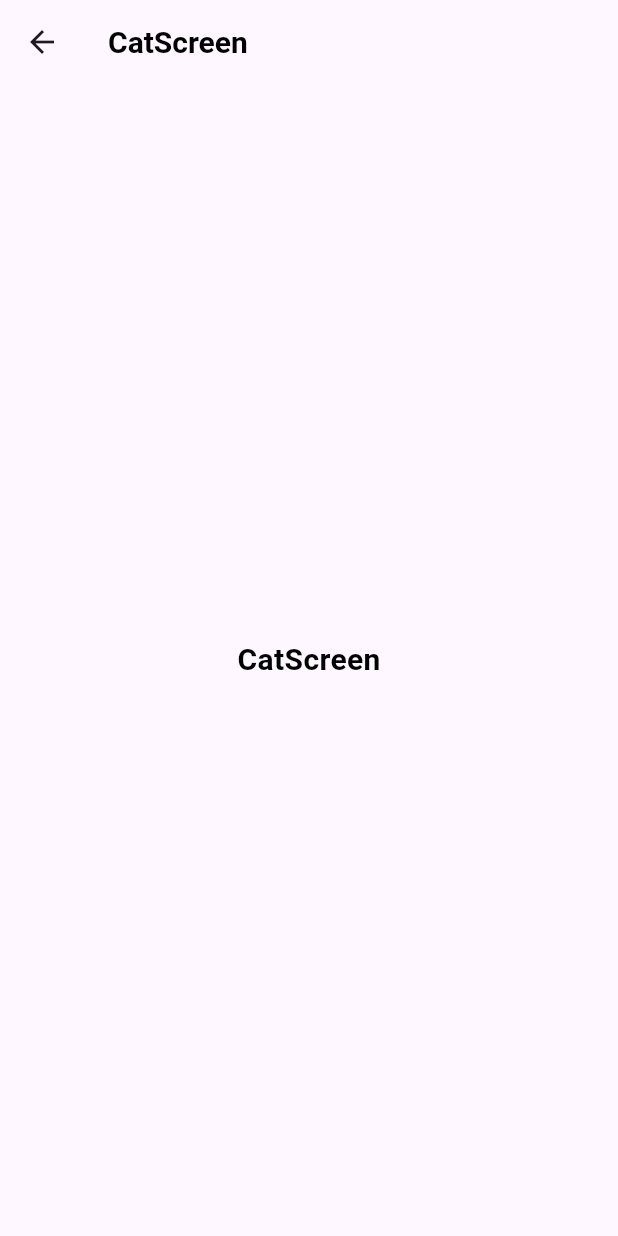
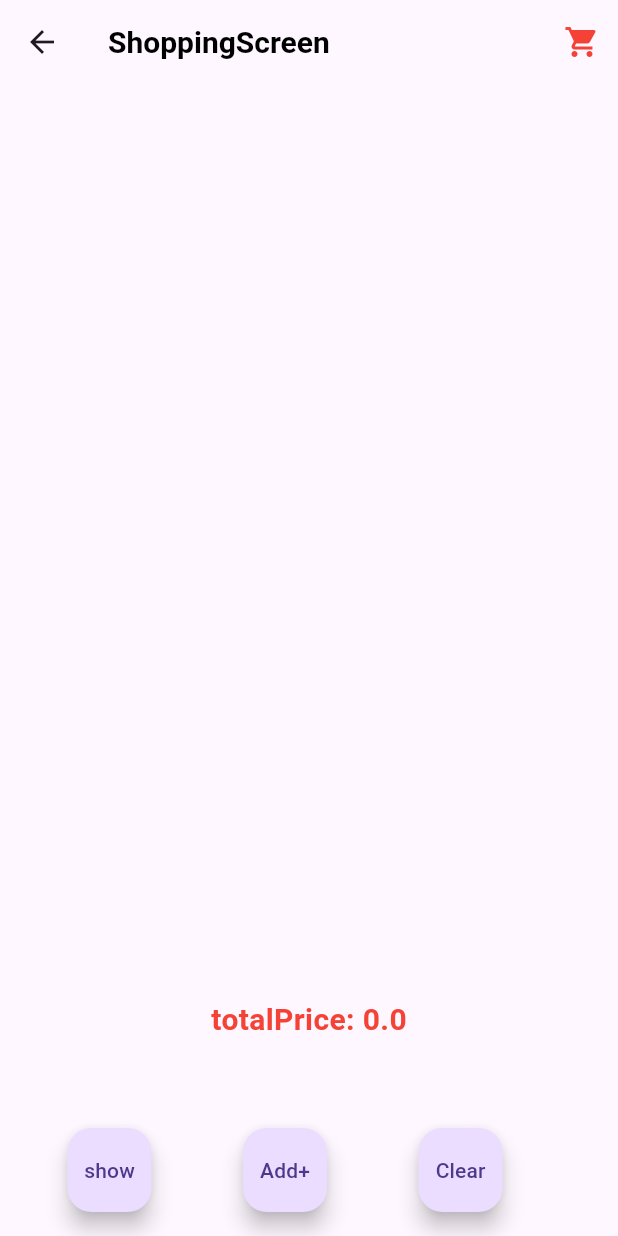
Before and after one commit to panmegatech/flutter_bloc_cubit, a Flutter app: the ShoppingScreen screen opened by its route, on a phone screen of 412 x 824 dp. Run offline on Flutter 3.47's test engine with Material 3 defaults, Android fonts, the phone set to English and light mode, and no system bars; our stand-ins replace equatable, flutter_bloc.

Commit message:
fix: cart tutorial bloc

```diff
--- /dev/null
+++ b/lib/bloc/cart/cart_bloc.dart
@@ -0,0 +1,58 @@
+import 'dart:async';
+
+import 'package:equatable/equatable.dart';
+import 'package:flutter_bloc/flutter_bloc.dart';
+import 'package:flutter_bloc_cubit/model/cart/cart_item.dart';
+
+part 'cart_event.dart';
+part 'cart_state.dart';
+
+class CartBloc extends Bloc<CartEvent, CartState> {
+  CartBloc()
+      : super(
+          const CartState(cartItem: [], totalPrice: 0, isLoading: false),
+        ) {
+    on<ShowCartEvent>(_handleShowCartEvent);
+    on<AddCartEvent>((event, emit) {
+      //todo Add cart
+    });
+    on<RemoveCartEvent>((event, emit) {
+      //todo Remove cart by id
+    });
+    on<ClearCartEvent>((event, emit) {
+      //todo clear or reset cart
+    });
+  }
+
+  Future<FutureOr<void>> _handleShowCartEvent(
+      ShowCartEvent event, Emitter<CartState> emit) async {
+    //todo loading. .
+    emit(state.copyWith(isLoading: true));
+    await Future.delayed(const Duration(milliseconds: 400));
+
+    //todo logic something
+
+    const List<CartItem> cartItem = [
+      CartItem(name: "apple", price: 20, quantity: 1),
+      CartItem(name: "banana", price: 30, quantity: 2),
+      CartItem(name: "carrot", price: 40, quantity: 3),
+    ];
+
+    emit(state.copyWith(
+      cartItem: cartItem,
+      isLoading: false,
+      totalPrice: _totalPrice(
+        cartItem: cartItem,
+      ),
+    ));
+  }
+
+  double _totalPrice({required List<CartItem> cartItem}) {
+    return cartItem.fold(
+      0,
+      (previousValue, element) {
+        return previousValue + (element.price * element.quantity);
+      },
+    );
+  }
+}
--- /dev/null
+++ b/lib/bloc/cart/cart_event.dart
@@ -0,0 +1,16 @@
+part of 'cart_bloc.dart';
+
+sealed class CartEvent extends Equatable {
+  const CartEvent();
+
+  @override
+  List<Object> get props => [];
+}
+
+class ShowCartEvent extends CartEvent {}
+
+class AddCartEvent extends CartEvent {}
+
+class RemoveCartEvent extends CartEvent {}
+
+class ClearCartEvent extends CartEvent {}
--- /dev/null
+++ b/lib/bloc/cart/cart_state.dart
@@ -0,0 +1,31 @@
+part of 'cart_bloc.dart';
+
+class CartState extends Equatable {
+  const CartState({
+    required this.totalPrice,
+    required this.isLoading,
+    required this.cartItem,
+  });
+
+  final List<CartItem> cartItem;
+  final double totalPrice;
+  final bool isLoading;
+
+  @override
+  List<Object?> get props => [
+        totalPrice,
+        isLoading,
+      ];
+
+  CartState copyWith({
+    List<CartItem>? cartItem,
+    double? totalPrice,
+    bool? isLoading,
+  }) {
+    return CartState(
+      cartItem: cartItem ?? this.cartItem,
+      isLoading: isLoading ?? this.isLoading,
+      totalPrice: totalPrice ?? this.totalPrice,
+    );
+  }
+}
--- a/lib/main.dart
+++ b/lib/main.dart
@@ -2,6 +2,7 @@ import 'package:flutter/material.dart';
 import 'package:flutter_bloc/flutter_bloc.dart';
 import 'package:flutter_bloc_cubit/bloc/advanced/advanced_bloc.dart';
 import 'package:flutter_bloc_cubit/bloc/basic/counter_cubit.dart';
+import 'package:flutter_bloc_cubit/bloc/cart/cart_bloc.dart';
 import 'package:flutter_bloc_cubit/bloc/simple/simple_cubit.dart';
 import 'package:flutter_bloc_cubit/bloc/standard/standard_cubit.dart';
 
@@ -19,6 +20,7 @@ void main() {
     BlocProvider(create: (context) => CounterCubit()),
     BlocProvider(create: (context) => SimpleCubit()),
     BlocProvider(create: (context) => StandardCubit()),
+    BlocProvider(create: (context) => CartBloc()),
   ], child: const MainApp()));
 }
 
--- /dev/null
+++ b/lib/model/cart/cart_item.dart
@@ -0,0 +1,17 @@
+import 'package:equatable/equatable.dart';
+
+class CartItem extends Equatable {
+  final String name;
+  final double price;
+  final int quantity;
+
+  const CartItem(
+      {required this.name, required this.price, required this.quantity});
+
+  @override
+  List<Object?> get props => [
+        name,
+        price,
+        quantity,
+      ];
+}
--- a/lib/pages/shopping_screen.dart
+++ b/lib/pages/shopping_screen.dart
@@ -1,4 +1,9 @@
+import 'dart:developer';
+
 import 'package:flutter/material.dart';
+import 'package:flutter_bloc/flutter_bloc.dart';
+import 'package:flutter_bloc_cubit/bloc/cart/cart_bloc.dart';
+import 'package:flutter_bloc_cubit/widgets/custom_floating_action_button.dart';
 import 'package:flutter_bloc_cubit/widgets/custom_scaffold.dart';
 import 'package:flutter_bloc_cubit/widgets/custom_text.dart';
 
@@ -7,10 +12,80 @@ class ShoppingScreen extends StatelessWidget {
 
   @override
   Widget build(BuildContext context) {
-    return const CustomScaffold(
-      title: "CatScreen",
+    return CustomScaffold(
+      title: "ShoppingScreen",
+      customFloatingActionButton: [
+        CustomFloatingActionButton(
+          name: "show",
+          onPressed: () {
+            log("show");
+            context.read<CartBloc>().add(ShowCartEvent());
+          },
+        ),
+        CustomFloatingActionButton(
+          name: "Add+",
+          onPressed: () {
+            log("add cart");
+
+            log("add cart");
+            context.read<CartBloc>().add(AddCartEvent());
+          },
+        ),
+        CustomFloatingActionButton(
+          name: "Clear",
+          onPressed: () {
+            log("clear!");
+          },
+        ),
+      ],
       children: [
-        CustomText('CatScreen'),
+        BlocConsumer<CartBloc, CartState>(
+          listener: (context, state) {
+            // todo implement listener
+            log("state : $state");
+          },
+          builder: (context, state) {
+            if (state.isLoading) {
+              return const CircularProgressIndicator();
+            }
+
+            return Expanded(
+              child: Column(
+                children: [
+                  Expanded(
+                    flex: 8,
+                    child: ListView.builder(
+                      itemCount: state.cartItem.length,
+                      itemBuilder: (context, index) {
+                        if (state.cartItem.isEmpty) {
+                          return const CustomText("Your cart is empty.");
+                        }
+                        return ListTile(
+                          title: CustomText(state.cartItem[index].name),
+                          subtitle: Text(
+                              'price: ${state.cartItem[index].price} x ${state.cartItem[index].quantity}'),
+                          trailing: IconButton(
+                              onPressed: () {
+                                log("remove cart");
+                                context.read<CartBloc>().add(RemoveCartEvent());
+                              },
+                              icon: const Icon(Icons.remove_shopping_cart)),
+                        );
+                      },
+                    ),
+                  ),
+                  Expanded(
+                    flex: 2,
+                    child: CustomText(
+                      'totalPrice: ${state.totalPrice}',
+                      color: Colors.red,
+                    ),
+                  ),
+                ],
+              ),
+            );
+          },
+        ),
       ],
     );
   }
--- a/lib/widgets/custom_scaffold.dart
+++ b/lib/widgets/custom_scaffold.dart
@@ -1,4 +1,5 @@
 import 'package:flutter/material.dart';
+import 'package:flutter_bloc_cubit/route_name.dart';
 import 'package:flutter_bloc_cubit/widgets/custom_floating_action_button.dart';
 import 'package:flutter_bloc_cubit/widgets/custom_text.dart';
 
@@ -20,6 +21,16 @@ class CustomScaffold extends StatelessWidget {
     return Scaffold(
       appBar: AppBar(
         title: CustomText(title),
+        actions: [
+          IconButton(
+              onPressed: () {
+                Navigator.pushNamed(context, RouteName.shopping);
+              },
+              icon: const Icon(
+                Icons.shopping_cart,
+                color: Colors.red,
+              ))
+        ],
       ),
       body: Center(
         child: Padding(
```
